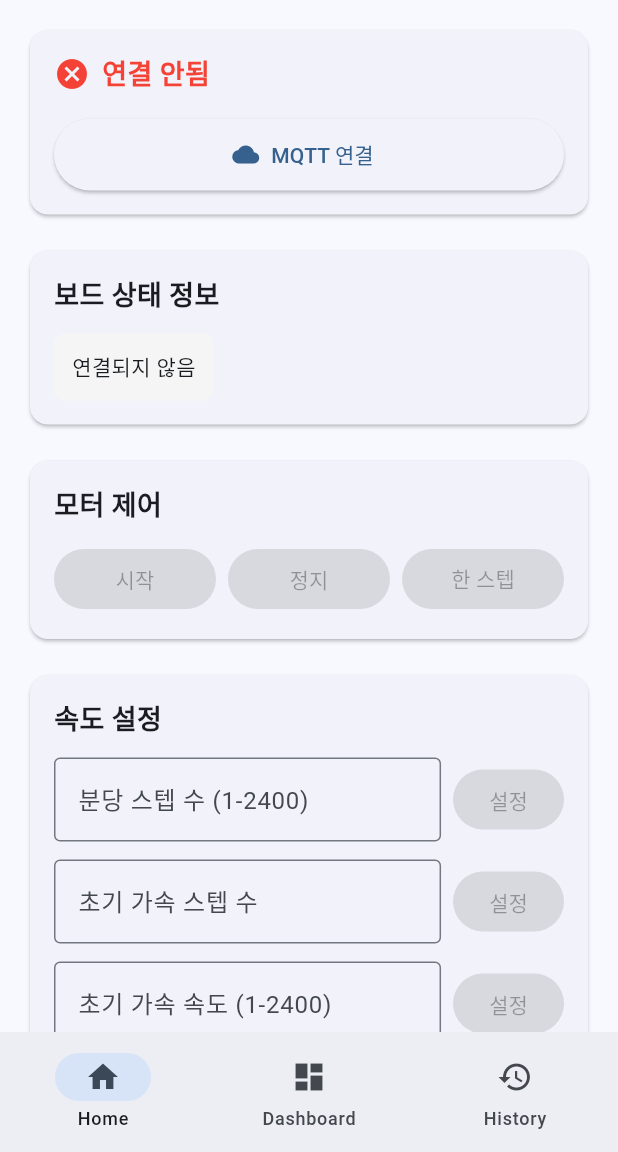
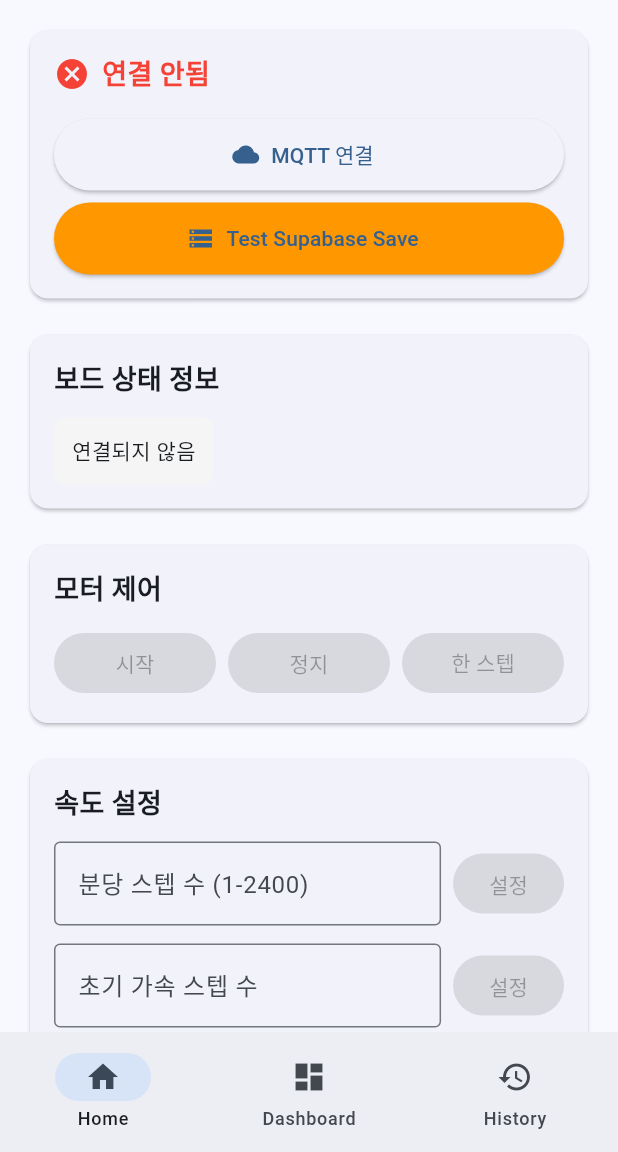
Before and after one commit to SeunghunLee0725/kims_clinostat_cube, a Flutter app: the screen it shows after launch, on a phone screen of 412 x 824 dp, the part 84-1236 px from its top. Run offline on Flutter 3.47's test engine with Material 3 defaults, Android fonts, the phone set to English and light mode, and no system bars; our stand-ins replace fl_chart, supabase_flutter; missing offline and left inert: mqtt_client; accounts and stored records are empty.

Commit message:
Add Supabase test button for debugging

```diff
--- a/lib/screens/home_screen.dart
+++ b/lib/screens/home_screen.dart
@@ -1,6 +1,7 @@
 import 'package:flutter/material.dart';
 import 'package:provider/provider.dart';
 import '../providers/mqtt_provider.dart';
+import '../services/supabase_service.dart';
 
 class HomeScreen extends StatefulWidget {
   const HomeScreen({super.key});
@@ -87,6 +88,36 @@ class _HomeScreenState extends State<HomeScreen> {
                           label: Text(
                               mqttProvider.isConnected ? '연결 해제' : 'MQTT 연결'),
                           style: ElevatedButton.styleFrom(
+                            minimumSize: const Size.fromHeight(48),
+                          ),
+                        ),
+                        const SizedBox(height: 8),
+                        // Test Supabase button
+                        ElevatedButton.icon(
+                          onPressed: () async {
+                            print('Testing Supabase direct insert...');
+                            try {
+                              final supabaseService = SupabaseService();
+                              await supabaseService.saveSpeedData(
+                                deviceId: 's25007/board1',
+                                currentSpm: 999,
+                                timestamp: DateTime.now(),
+                              );
+                              print('Test insert completed');
+                              ScaffoldMessenger.of(context).showSnackBar(
+                                const SnackBar(content: Text('Supabase test completed - check console')),
+                              );
+                            } catch (e) {
+                              print('Test insert error: $e');
+                              ScaffoldMessenger.of(context).showSnackBar(
+                                SnackBar(content: Text('Supabase test error: $e')),
+                              );
+                            }
+                          },
+                          icon: const Icon(Icons.storage),
+                          label: const Text('Test Supabase Save'),
+                          style: ElevatedButton.styleFrom(
+                            backgroundColor: Colors.orange,
                             minimumSize: const Size.fromHeight(48),
                           ),
                         ),
```
Also changed, not shown: docs/assets/fonts/MaterialIcons-Regular.otf, 3 other files.
